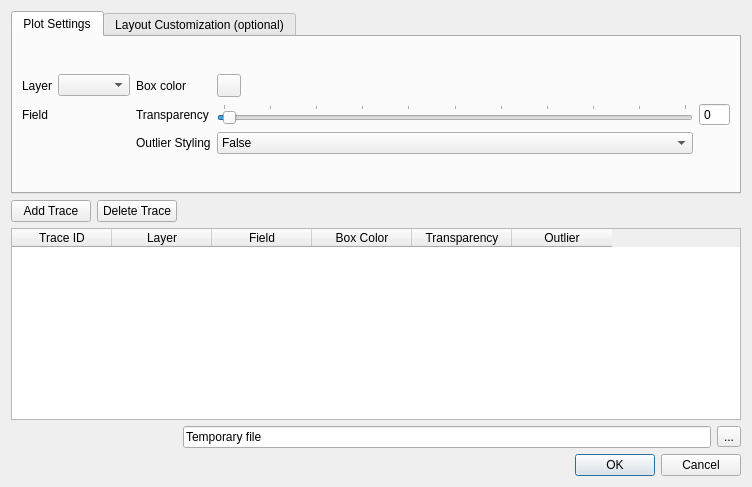
Above: ui/Box.ui from lucacasagrande/DataPlot before the change. Below: the same form after it.
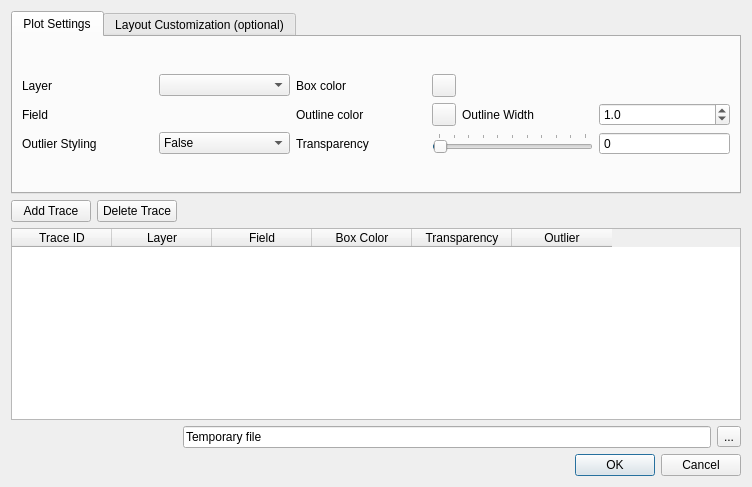
That is the form after the change. Custom widgets are drawn as their Qt base class.

Commit message: color outlines added for Scatter, Scatter3D, Box and Bar

The edit to the form file:
```diff
--- a/ui/Box.ui
+++ b/ui/Box.ui
@@ -29,6 +29,13 @@
       <layout class="QGridLayout" name="gridLayout_2">
        <item row="0" column="0">
         <layout class="QGridLayout" name="gridLayout">
+         <item row="2" column="2">
+          <widget class="QLabel" name="label_6">
+           <property name="text">
+            <string>Transparency</string>
+           </property>
+          </widget>
+         </item>
          <item row="0" column="2">
           <widget class="QLabel" name="label_5">
            <property name="text">
@@ -36,6 +43,29 @@
            </property>
           </widget>
          </item>
+         <item row="1" column="3">
+          <widget class="QgsColorButtonV2" name="colorButton2"/>
+         </item>
+         <item row="0" column="3">
+          <widget class="QgsColorButtonV2" name="colorButton"/>
+         </item>
+         <item row="0" column="1">
+          <widget class="QgsMapLayerComboBox" name="LayerCombo"/>
+         </item>
+         <item row="2" column="0">
+          <widget class="QLabel" name="label_3">
+           <property name="text">
+            <string>Outlier Styling</string>
+           </property>
+          </widget>
+         </item>
+         <item row="1" column="2">
+          <widget class="QLabel" name="label_8">
+           <property name="text">
+            <string>Outline color</string>
+           </property>
+          </widget>
+         </item>
          <item row="0" column="0">
           <widget class="QLabel" name="label">
            <property name="text">
@@ -43,6 +73,13 @@
            </property>
           </widget>
          </item>
+         <item row="1" column="4">
+          <widget class="QLabel" name="label_9">
+           <property name="text">
+            <string>Outline Width</string>
+           </property>
+          </widget>
+         </item>
          <item row="1" column="0">
           <widget class="QLabel" name="label_2">
            <property name="text">
@@ -50,8 +87,29 @@
            </property>
           </widget>
          </item>
-         <item row="0" column="1">
-          <widget class="QgsMapLayerComboBox" name="LayerCombo"/>
+         <item row="2" column="1">
+          <widget class="QComboBox" name="outlierCombo">
+           <item>
+            <property name="text">
+             <string>False</string>
+            </property>
+           </item>
+           <item>
+            <property name="text">
+             <string>all</string>
+            </property>
+           </item>
+           <item>
+            <property name="text">
+             <string>suspectedoutliers</string>
+            </property>
+           </item>
+           <item>
+            <property name="text">
+             <string>Outliers</string>
+            </property>
+           </item>
+          </widget>
          </item>
          <item row="1" column="1">
           <widget class="QgsFieldExpressionWidget" name="expField1">
@@ -63,17 +121,27 @@
            </property>
           </widget>
          </item>
-         <item row="0" column="3">
-          <widget class="QgsColorButtonV2" name="colorButton"/>
+         <item row="1" column="5">
+          <widget class="QDoubleSpinBox" name="widthBox">
+           <property name="decimals">
+            <number>1</number>
+           </property>
+           <property name="value">
+            <double>1.000000000000000</double>
+           </property>
+          </widget>
          </item>
-         <item row="1" column="2">
-          <widget class="QLabel" name="label_6">
-           <property name="text">
-            <string>Transparency</string>
+         <item row="2" column="5">
+          <widget class="QSpinBox" name="alphaBox">
+           <property name="buttonSymbols">
+            <enum>QAbstractSpinBox::NoButtons</enum>
            </property>
+           <property name="maximum">
+            <number>100</number>
+           </property>
           </widget>
          </item>
-         <item row="1" column="3">
+         <item row="2" column="3" colspan="2">
           <widget class="QSlider" name="alpha">
            <property name="cursor">
             <cursorShape>ArrowCursor</cursorShape>
@@ -110,47 +178,6 @@
            </property>
           </widget>
          </item>
-         <item row="1" column="4">
-          <widget class="QSpinBox" name="alphaBox">
-           <property name="buttonSymbols">
-            <enum>QAbstractSpinBox::NoButtons</enum>
-           </property>
-           <property name="maximum">
-            <number>100</number>
-           </property>
-          </widget>
-         </item>
-         <item row="2" column="2">
-          <widget class="QLabel" name="label_3">
-           <property name="text">
-            <string>Outlier Styling</string>
-           </property>
-          </widget>
-         </item>
-         <item row="2" column="3">
-          <widget class="QComboBox" name="outlierCombo">
-           <item>
-            <property name="text">
-             <string>False</string>
-            </property>
-           </item>
-           <item>
-            <property name="text">
-             <string>all</string>
-            </property>
-           </item>
-           <item>
-            <property name="text">
-             <string>suspectedoutliers</string>
-            </property>
-           </item>
-           <item>
-            <property name="text">
-             <string>Outliers</string>
-            </property>
-           </item>
-          </widget>
-         </item>
         </layout>
        </item>
       </layout>
```
Left out of the diff: 33 changed lines with no effect on the pictures. The commit also changes 7 other files.
